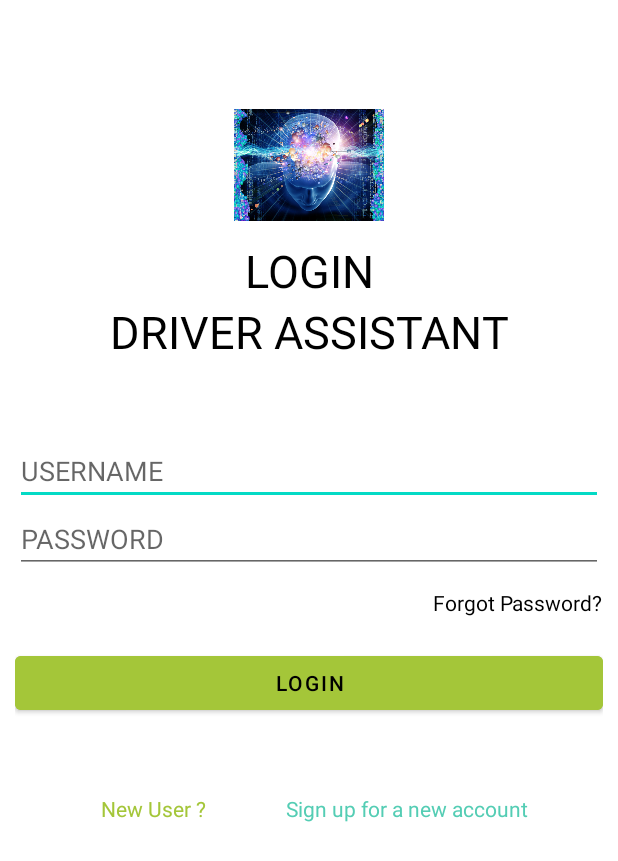
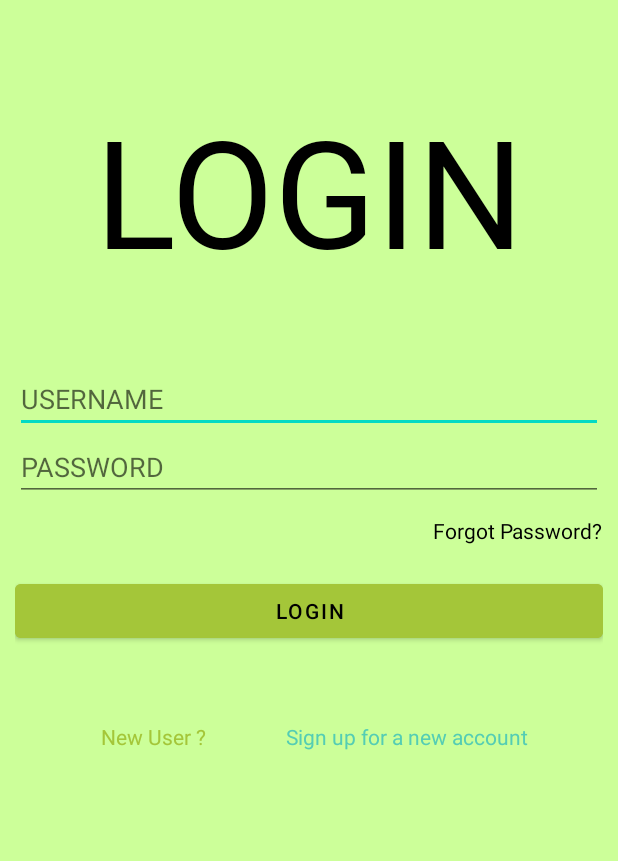
Before and after one commit to NHHNam/driver-assistant, an Android app: the layout login.xml on its own in the app's theme, with its tools: preview values and no code run, on a phone screen of 412 x 824 dp. Shown: the top 861 px of the screen. Run offline under Robolectric (Android 15) with nearby library versions, the phone set to English and light mode, and no system bars.

Commit message:
drier-assistant

```diff
--- a/app/src/main/java/com/example/driverassistant/mainassistant/main_activity.java
+++ b/app/src/main/java/com/example/driverassistant/mainassistant/main_activity.java
@@ -10,7 +10,6 @@ import android.widget.TextView;
 
 import com.example.driverassistant.ListPetrol.list_main;
 import com.example.driverassistant.R;
-import com.example.driverassistant.map.map;
 
 public class main_activity extends AppCompatActivity {
     private TextView map;
@@ -72,7 +71,6 @@ public class main_activity extends AppCompatActivity {
     }
 
     private void EnterMap() {
-        Intent intent = new Intent(main_activity.this, com.example.driverassistant.map.map.class);
-        startActivity(intent);
+
     }
 }
--- a/app/src/main/res/layout/login.xml
+++ b/app/src/main/res/layout/login.xml
@@ -6,7 +6,8 @@
     android:layout_height="match_parent"
     tools:context=".login.login"
     android:orientation="vertical"
-    android:padding="10dp">
+    android:padding="10dp"
+    android:background="@color/green_white">
 
     <LinearLayout
         android:layout_marginTop="50dp"
@@ -14,25 +15,19 @@
         android:layout_height="wrap_content"
         android:gravity="center"
         android:orientation="vertical">
-        <ImageView
-            android:layout_width="100dp"
-            android:layout_height="100dp"
-            android:src="@drawable/ai"/>
+<!--        <ImageView-->
+<!--            android:layout_width="100dp"-->
+<!--            android:layout_height="100dp"-->
+<!--            android:src="@drawable/ai"/>-->
         <TextView
             android:layout_width="match_parent"
             android:layout_height="wrap_content"
             android:text="LOGIN"
+            android:fontFamily="@font/alien"
             android:gravity="center"
-            android:textSize="30dp"
+            android:textSize="100dp"
             android:textColor="@color/black"/>
 
-        <TextView
-            android:layout_width="match_parent"
-            android:layout_height="wrap_content"
-            android:text="DRIVER ASSISTANT"
-            android:gravity="center"
-            android:textSize="30dp"
-            android:textColor="@color/black"/>
 
     </LinearLayout>
 
```
Also changed, not shown: app/src/debug/res/values/google_maps_api.xml (deleted, +0 -24 lines), app/src/main/AndroidManifest.xml (+4 -23 lines), app/src/main/java/com/example/driverassistant/map/map.java (deleted, +0 -47 lines), app/src/main/res/layout/activity_map.xml (deleted, +0 -10 lines).
